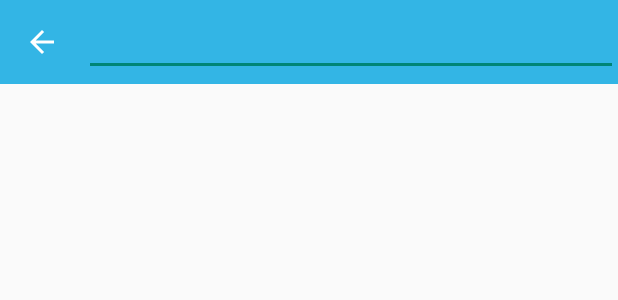
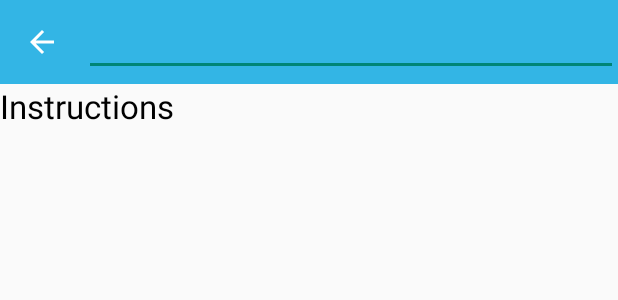
Before and after one commit to mariakoszula/AwareBrowser, an Android app: the layout activity_instructions.xml on its own in the app's theme, with its tools: preview values and no code run, on a phone screen of 412 x 824 dp. Shown: the top 300 px of the screen. Run offline under Robolectric (Android 15) with nearby library versions, the phone set to English and light mode, and no system bars.

```diff
--- a/app/src/main/AndroidManifest.xml
+++ b/app/src/main/AndroidManifest.xml
@@ -2,6 +2,7 @@
 <manifest xmlns:android="http://schemas.android.com/apk/res/android"
     xmlns:tools="http://schemas.android.com/tools"
     package="com.monitoringtool.awarebrowser">
+
 
     <application
         android:allowBackup="true"
@@ -13,6 +14,7 @@
         <activity
             android:name=".BrowserActivity"
             android:label="@string/title_activity_browser"
+            android:launchMode="singleTop"
             android:windowSoftInputMode="stateHidden">
             <!--android:noHistory="true"-->
 
@@ -23,7 +25,7 @@
         </activity>
         <activity
             android:name=".InstructionsActivity"
-            android:label="@string/title_activity_about"
+            android:label="@string/title_activity_instructions"
             android:windowSoftInputMode="stateHidden"
             android:parentActivityName=".BrowserActivity"
             android:noHistory="true">
--- a/app/src/main/java/com/monitoringtool/awarebrowser/MainActivity.java
+++ b/app/src/main/java/com/monitoringtool/awarebrowser/ToolbarActivity.java
@@ -11,7 +11,7 @@ import android.widget.EditText;
 /**
  * Created by Maria on 2015-06-21.
  */
-public class MainActivity extends ActionBarActivity {
+public class ToolbarActivity extends ActionBarActivity {
     public static final String LOG_TAG = "WebViewLoadingTime";
     public static final String EXTRA_WEB_SITE = "com.monitoringtool.awarebrowser.WEB_SITE";
     public static final boolean MONITORING_DEBUG_FLAG = true;
@@ -46,14 +46,14 @@ public class MainActivity extends ActionBarActivity {
                 switch (item.getItemId()) {
                     case R.id.action_about:
                         if (!isAboutActctivityVisable) {
-                            Intent about = new Intent(MainActivity.this, InstructionsActivity.class);
+                            Intent about = new Intent(ToolbarActivity.this, InstructionsActivity.class);
                             startActivity(about);
                             return true;
                         }
                     case R.id.action_search:
                         String givenWebSite = getWebSiteFromEditText();
                         if (!isBrowserActivityVisible) {
-                            Intent browser = new Intent(MainActivity.this, BrowserActivity.class);
+                            Intent browser = new Intent(ToolbarActivity.this, BrowserActivity.class);
                             browser.putExtra(EXTRA_WEB_SITE, givenWebSite);
                             startActivity(browser);
 
--- a/app/src/main/res/layout/activity_browser.xml
+++ b/app/src/main/res/layout/activity_browser.xml
@@ -1,7 +1,8 @@
 <?xml version="1.0" encoding="utf-8"?>
 <LinearLayout xmlns:android="http://schemas.android.com/apk/res/android"
-    android:orientation="vertical" android:layout_width="match_parent"
-    android:layout_height="match_parent">
+    android:orientation="vertical"      android:layout_width="match_parent"
+    android:layout_height="match_parent"
+    android:id="@+id/main_browser_layout">
 
 
     <include android:id="@+id/browser_toolbar" layout="@layout/browser_toolbar"/>
--- a/app/src/main/res/layout/activity_instructions.xml
+++ b/app/src/main/res/layout/activity_instructions.xml
@@ -15,6 +15,22 @@
             android:layout_width="fill_parent"
             android:layout_height="fill_parent"
             android:padding="0dp"
-            android:layout_margin="0dp"></RelativeLayout>
+            android:layout_margin="0dp">
+
+            <LinearLayout
+                android:orientation="horizontal"
+                android:layout_width="match_parent"
+                android:layout_height="match_parent"
+                android:layout_centerHorizontal="true"
+                android:layout_alignParentTop="true">
+
+                <TextView
+                    android:layout_width="wrap_content"
+                    android:layout_height="wrap_content"
+                    android:textAppearance="?android:attr/textAppearanceLarge"
+                    android:text="@string/title_activity_instructions"
+                    android:id="@+id/title" />
+            </LinearLayout>
+        </RelativeLayout>
     </android.support.v4.widget.DrawerLayout>
 </LinearLayout>
--- a/app/src/main/res/values/strings.xml
+++ b/app/src/main/res/values/strings.xml
@@ -5,4 +5,6 @@
     <string name="title_activity_about">About</string>
     <string name="action_search">Search</string>
     <string name="action_instruction">Instructions</string>
+    <string name="title_activity_instructions">Instructions</string>
+    <string name="info_loading">Loading...</string>
 </resources>
```
Also changed, not shown: app/src/main/java/com/monitoringtool/awarebrowser/BrowserActivity.java (+103 -28 lines), app/src/main/java/com/monitoringtool/awarebrowser/InstructionsActivity.java (+13 -3 lines), 1 other file.
